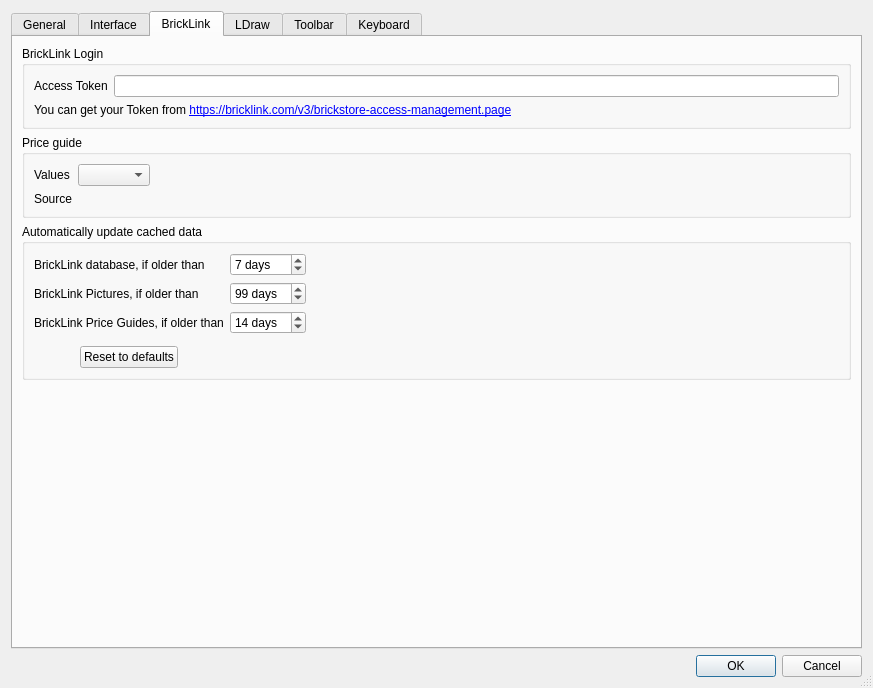
The window that src/desktop/settingsdialog.ui (rgriebl/brickstore) describes before a commit, drawn with Qt 5.
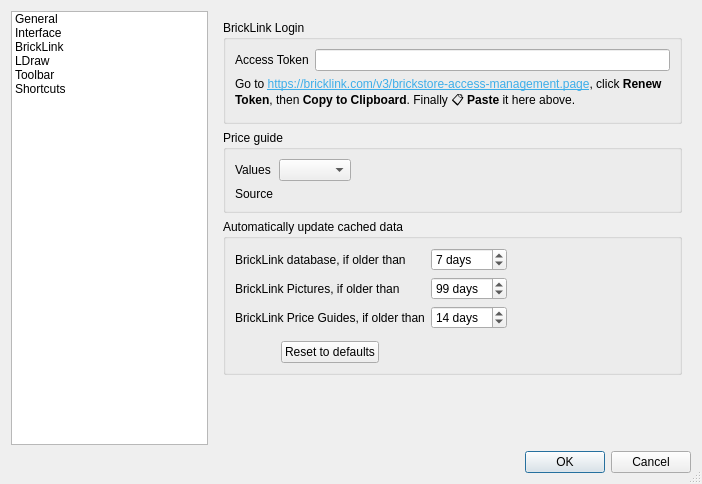
The same window after the commit. The open tabs and pages were chosen to show the change. Icons and pictures are not drawn.

Commit message:
Icons and settings dialog update
- Replaced the old yellow BrickLink icon with the current blue one
- Moved the tabs in the settings dialog to the left side
- Improved the token instructions

What changed in the file:
```diff
--- a/src/desktop/settingsdialog.ui
+++ b/src/desktop/settingsdialog.ui
@@ -6,8 +6,8 @@
    <rect>
     <x>0</x>
     <y>0</y>
-    <width>873</width>
-    <height>688</height>
+    <width>702</width>
+    <height>484</height>
    </rect>
   </property>
   <property name="windowTitle">
@@ -16,19 +16,23 @@
   <property name="sizeGripEnabled">
    <bool>true</bool>
   </property>
-  <layout class="QVBoxLayout" name="verticalLayout_3">
-   <item>
-    <widget class="QTabWidget" name="w_tabs">
+  <layout class="QGridLayout" name="gridLayout">
+   <item row="1" column="1">
+    <widget class="QDialogButtonBox" name="w_buttons">
+     <property name="orientation">
+      <enum>Qt::Orientation::Horizontal</enum>
+     </property>
+     <property name="standardButtons">
+      <set>QDialogButtonBox::StandardButton::Cancel|QDialogButtonBox::StandardButton::Ok</set>
+     </property>
+    </widget>
+   </item>
+   <item row="0" column="1">
+    <widget class="QStackedWidget" name="w_tabs">
      <property name="currentIndex">
-      <number>2</number>
-     </property>
-     <property name="usesScrollButtons">
-      <bool>false</bool>
+      <number>0</number>
      </property>
      <widget class="QWidget" name="general">
-      <attribute name="title">
-       <string>General</string>
-      </attribute>
       <layout class="QFormLayout" name="formLayout_3">
        <property name="fieldGrowthPolicy">
         <enum>QFormLayout::FieldGrowthPolicy::ExpandingFieldsGrow</enum>
@@ -180,7 +184,7 @@
        <item row="5" column="1">
         <widget class="QCheckBox" name="w_openbrowser">
          <property name="text">
-          <string>Open a Web-Browser window when exporting to the clipboard</string>
+          <string>Open a Web-Browser when exporting to the clipboard</string>
          </property>
         </widget>
        </item>
@@ -314,9 +318,6 @@
       </layout>
      </widget>
      <widget class="QWidget" name="iface">
-      <attribute name="title">
-       <string>Interface</string>
-      </attribute>
       <layout class="QVBoxLayout" name="verticalLayout_5">
        <item>
         <widget class="QGroupBox" name="groupBox_2">
@@ -720,9 +721,6 @@
       </layout>
      </widget>
      <widget class="QWidget" name="bricklink">
-      <attribute name="title">
-       <string>BrickLink</string>
-      </attribute>
       <layout class="QVBoxLayout" name="verticalLayout_2" stretch="0,0,0,10">
        <item>
         <widget class="QGroupBox" name="groupBox">
@@ -761,12 +759,21 @@
           </item>
           <item row="1" column="0" colspan="2">
            <widget class="QLabel" name="label_4">
+            <property name="sizePolicy">
+             <sizepolicy hsizetype="Expanding" vsizetype="Ignored">
+              <horstretch>0</horstretch>
+              <verstretch>0</verstretch>
+             </sizepolicy>
+            </property>
             <property name="text">
-             <string>You can get your Token from &lt;a href=&quot;https://bricklink.com/v3/brickstore-access-management.page&quot;&gt;https://bricklink.com/v3/brickstore-access-management.page&lt;/a&gt;</string>
+             <string>&lt;html&gt;&lt;head/&gt;&lt;body&gt;&lt;p&gt;Go to &lt;a href=&quot;https://bricklink.com/v3/brickstore-access-management.page&quot;&gt;&lt;span style=&quot; text-decoration: underline; color:#3daee9;&quot;&gt;https://bricklink.com/v3/brickstore-access-management.page&lt;/span&gt;&lt;/a&gt;, click &lt;span style=&quot; font-weight:700;&quot;&gt;Renew Token&lt;/span&gt;, then &lt;span style=&quot; font-weight:700;&quot;&gt;Copy to Clipboard&lt;/span&gt;. Finally 📋 &lt;span style=&quot; font-weight:700;&quot;&gt;Paste&lt;/span&gt; it here above.&lt;/p&gt;&lt;/body&gt;&lt;/html&gt;</string>
             </property>
             <property name="textFormat">
              <enum>Qt::TextFormat::RichText</enum>
             </property>
+            <property name="wordWrap">
+             <bool>true</bool>
+            </property>
             <property name="openExternalLinks">
              <bool>true</bool>
             </property>
@@ -976,9 +983,6 @@
       </layout>
      </widget>
      <widget class="QWidget" name="ldraw">
-      <attribute name="title">
-       <string>LDraw</string>
-      </attribute>
       <layout class="QFormLayout" name="formLayout_2">
        <property name="fieldGrowthPolicy">
         <enum>QFormLayout::FieldGrowthPolicy::ExpandingFieldsGrow</enum>
@@ -1188,9 +1192,6 @@
       </layout>
      </widget>
      <widget class="QWidget" name="toolbar">
-      <attribute name="title">
-       <string>Toolbar</string>
-      </attribute>
       <layout class="QGridLayout" name="gridLayout_3">
        <item row="0" column="0" colspan="2">
         <widget class="QLabel" name="label_12">
@@ -1302,9 +1303,6 @@
       </layout>
      </widget>
      <widget class="QWidget" name="shortcuts">
-      <attribute name="title">
-       <string>Keyboard</string>
-      </attribute>
       <layout class="QVBoxLayout" name="verticalLayout">
        <item>
         <widget class="QLabel" name="label_7">
@@ -1398,14 +1396,97 @@
      </widget>
     </widget>
    </item>
-   <item>
-    <widget class="QDialogButtonBox" name="w_buttons">
-     <property name="orientation">
-      <enum>Qt::Orientation::Horizontal</enum>
+   <item row="0" column="0">
+    <widget class="QTreeWidget" name="w_tab_list">
+     <property name="sizePolicy">
+      <sizepolicy hsizetype="Preferred" vsizetype="Expanding">
+       <horstretch>0</horstretch>
+       <verstretch>0</verstretch>
+      </sizepolicy>
      </property>
-     <property name="standardButtons">
-      <set>QDialogButtonBox::StandardButton::Cancel|QDialogButtonBox::StandardButton::Ok</set>
+     <property name="editTriggers">
+      <set>QAbstractItemView::EditTrigger::NoEditTriggers</set>
      </property>
+     <property name="showDropIndicator" stdset="0">
+      <bool>false</bool>
+     </property>
+     <property name="selectionMode">
+      <enum>QAbstractItemView::SelectionMode::SingleSelection</enum>
+     </property>
+     <property name="rootIsDecorated">
+      <bool>false</bool>
+     </property>
+     <property name="itemsExpandable">
+      <bool>false</bool>
+     </property>
+     <property name="headerHidden">
+      <bool>true</bool>
+     </property>
+     <attribute name="headerVisible">
+      <bool>false</bool>
+     </attribute>
+     <attribute name="headerMinimumSectionSize">
+      <number>10</number>
+     </attribute>
+     <column>
+      <property name="text">
+       <string notr="true">1</string>
+      </property>
+     </column>
+     <item>
+      <property name="text">
+       <string>General</string>
+      </property>
+      <property name="icon">
+       <iconset>
+        <normaloff>:/assets/icons/preferences/desktop.svg</normaloff>:/assets/icons/preferences/desktop.svg</iconset>
+      </property>
+     </item>
+     <item>
+      <property name="text">
+       <string>Interface</string>
+      </property>
+      <property name="icon">
+       <iconset>
+        <normaloff>:/assets/icons/preferences/desktop-font.svg</normaloff>:/assets/icons/preferences/desktop-font.svg</iconset>
+      </property>
+     </item>
+     <item>
+      <property name="text">
+       <string>BrickLink</string>
+      </property>
+      <property name="icon">
+       <iconset>
+        <normaloff>:/assets/icons/brickstore-breeze/generated/bricklink.png</normaloff>:/assets/icons/brickstore-breeze/generated/bricklink.png</iconset>
+      </property>
+     </item>
+     <item>
+      <property name="text">
+       <string>LDraw</string>
+      </property>
+      <property name="icon">
+       <iconset>
+        <normaloff>:/assets/icons/preferences/ldraw.png</normaloff>:/assets/icons/preferences/ldraw.png</iconset>
+      </property>
+     </item>
+     <item>
+      <property name="text">
+       <string>Toolbar</string>
+      </property>
+      <property name="icon">
+       <iconset>
+        <normaloff>:/assets/icons/preferences/desktop-icons.svg</normaloff>:/assets/icons/preferences/desktop-icons.svg</iconset>
+      </property>
+     </item>
+     <item>
+      <property name="text">
+       <string>Shortcuts</string>
+      </property>
+      <property name="icon">
+       <iconset>
+        <normaloff>:/assets/icons/preferences/desktop-keyboard-shortcut.svg</normaloff>:/assets/icons/preferences/desktop-keyboard-shortcut.svg</iconset>
+      </property>
+     </item>
     </widget>
    </item>
   </layout>
```
Left out of the diff: 8 changed lines with no effect on the pictures. The commit also changes 18 other files.
